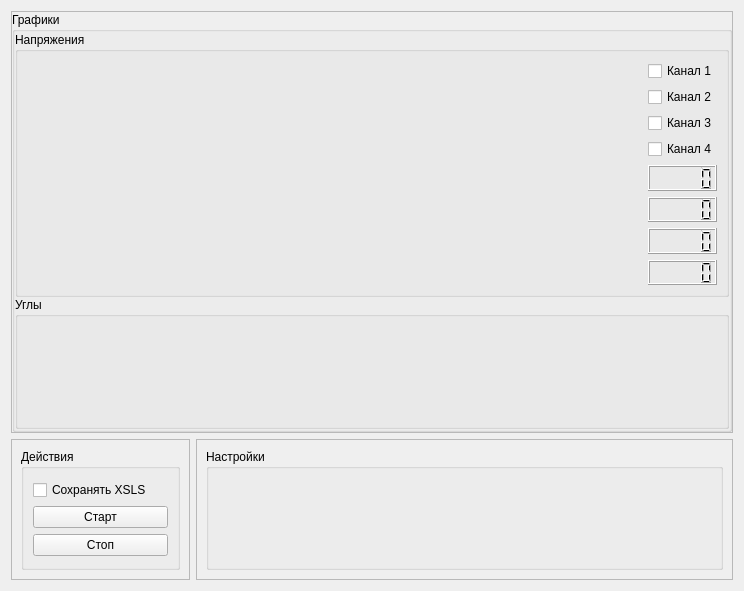
First picture: the form in differenseanglvolt.ui, repository zaitseu1994/EurosensConfig, before the edit.
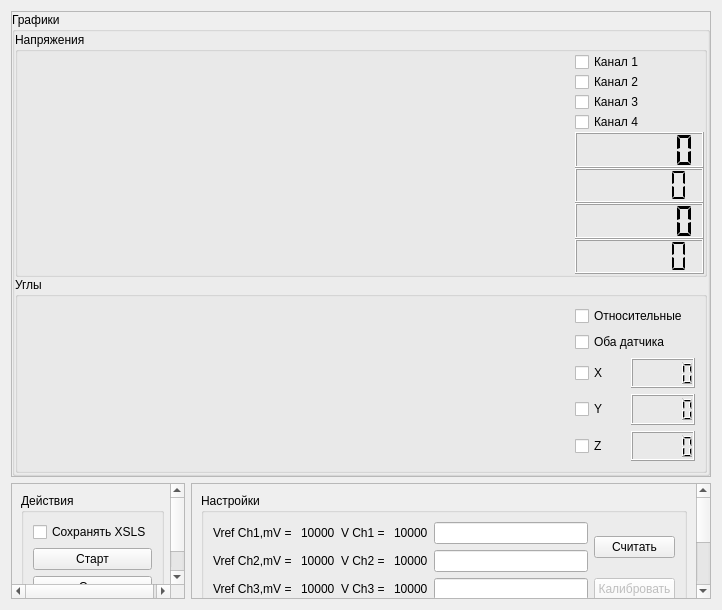
Second picture: the form after the edit. Icons and pictures are not drawn. Custom widgets are drawn as their Qt base class.

The edit to the form file:
```diff
--- a/differenseanglvolt.ui
+++ b/differenseanglvolt.ui
@@ -6,14 +6,18 @@
    <rect>
     <x>0</x>
     <y>0</y>
-    <width>744</width>
-    <height>591</height>
+    <width>722</width>
+    <height>610</height>
    </rect>
   </property>
   <property name="windowTitle">
    <string>Form</string>
   </property>
-  <layout class="QGridLayout" name="gridLayout_4" rowstretch="3,1">
+  <property name="windowIcon">
+   <iconset resource="res.qrc">
+    <normaloff>:/PNG/images/Logo3.PNG</normaloff>:/PNG/images/Logo3.PNG</iconset>
+  </property>
+  <layout class="QGridLayout" name="gridLayout_4" rowstretch="4,1">
    <item row="0" column="0">
     <widget class="QScrollArea" name="scrollArea">
      <property name="widgetResizable">
@@ -24,8 +28,8 @@
        <rect>
         <x>0</x>
         <y>0</y>
-        <width>724</width>
-        <height>423</height>
+        <width>702</width>
+        <height>467</height>
        </rect>
       </property>
       <layout class="QGridLayout" name="gridLayout_3">
@@ -49,7 +53,7 @@
          <property name="title">
           <string>Графики</string>
          </property>
-         <layout class="QGridLayout" name="gridLayout_7" rowstretch="2,1">
+         <layout class="QGridLayout" name="gridLayout_7" rowstretch="5,4">
           <property name="leftMargin">
            <number>0</number>
           </property>
@@ -65,12 +69,12 @@
           <property name="spacing">
            <number>0</number>
           </property>
-          <item row="1" column="0">
-           <widget class="QGroupBox" name="groupBox_angls">
+          <item row="0" column="0">
+           <widget class="QGroupBox" name="groupBox_volts">
             <property name="title">
-             <string>Углы</string>
+             <string>Напряжения</string>
             </property>
-            <layout class="QGridLayout" name="gridLayout_6">
+            <layout class="QGridLayout" name="gridLayout_5">
              <property name="leftMargin">
               <number>0</number>
              </property>
@@ -87,19 +91,7 @@
               <number>0</number>
              </property>
              <item row="0" column="0">
-              <widget class="QCustomPlot" name="graph_angls" native="true"/>
-             </item>
-            </layout>
-           </widget>
-          </item>
-          <item row="0" column="0">
-           <widget class="QGroupBox" name="groupBox_volts">
-            <property name="title">
-             <string>Напряжения</string>
-            </property>
-            <layout class="QGridLayout" name="gridLayout_5">
-             <item row="0" column="0">
-              <layout class="QHBoxLayout" name="horizontalLayout_2" stretch="10,1">
+              <layout class="QHBoxLayout" name="horizontalLayout_2" stretch="13,3">
                <item>
                 <widget class="QCustomPlot" name="graph_volts" native="true"/>
                </item>
@@ -134,16 +126,123 @@
                   </widget>
                  </item>
                  <item>
-                  <widget class="QLCDNumber" name="lcd_ch1"/>
+                  <widget class="QLCDNumber" name="lcd_ch1">
+                   <property name="digitCount">
+                    <number>6</number>
+                   </property>
+                   <property name="mode">
+                    <enum>QLCDNumber::Dec</enum>
+                   </property>
+                   <property name="segmentStyle">
+                    <enum>QLCDNumber::Flat</enum>
+                   </property>
+                  </widget>
                  </item>
                  <item>
-                  <widget class="QLCDNumber" name="lcd_ch2"/>
+                  <widget class="QLCDNumber" name="lcd_ch2">
+                   <property name="digitCount">
+                    <number>6</number>
+                   </property>
+                   <property name="segmentStyle">
+                    <enum>QLCDNumber::Flat</enum>
+                   </property>
+                  </widget>
                  </item>
                  <item>
-                  <widget class="QLCDNumber" name="lcd_ch3"/>
+                  <widget class="QLCDNumber" name="lcd_ch3">
+                   <property name="digitCount">
+                    <number>6</number>
+                   </property>
+                   <property name="segmentStyle">
+                    <enum>QLCDNumber::Flat</enum>
+                   </property>
+                  </widget>
                  </item>
                  <item>
-                  <widget class="QLCDNumber" name="lcd_ch4"/>
+                  <widget class="QLCDNumber" name="lcd_ch4">
+                   <property name="digitCount">
+                    <number>6</number>
+                   </property>
+                   <property name="segmentStyle">
+                    <enum>QLCDNumber::Flat</enum>
+                   </property>
+                  </widget>
+                 </item>
+                </layout>
+               </item>
+              </layout>
+             </item>
+            </layout>
+           </widget>
+          </item>
+          <item row="1" column="0">
+           <widget class="QGroupBox" name="groupBox_angls">
+            <property name="title">
+             <string>Углы</string>
+            </property>
+            <layout class="QGridLayout" name="gridLayout_6">
+             <item row="0" column="0">
+              <layout class="QHBoxLayout" name="horizontalLayout_6" stretch="9,2">
+               <item>
+                <widget class="QCustomPlot" name="graph_angls" native="true"/>
+               </item>
+               <item>
+                <layout class="QVBoxLayout" name="verticalLayout_3">
+                 <item>
+                  <widget class="QCheckBox" name="check_refers">
+                   <property name="text">
+                    <string>Относительные</string>
+                   </property>
+                  </widget>
+                 </item>
+                 <item>
+                  <widget class="QCheckBox" name="check_above">
+                   <property name="text">
+                    <string>Оба датчика</string>
+                   </property>
+                  </widget>
+                 </item>
+                 <item>
+                  <layout class="QHBoxLayout" name="horizontalLayout_3">
+                   <item>
+                    <widget class="QCheckBox" name="check_X">
+                     <property name="text">
+                      <string>X</string>
+                     </property>
+                    </widget>
+                   </item>
+                   <item>
+                    <widget class="QLCDNumber" name="lcd_X"/>
+                   </item>
+                  </layout>
+                 </item>
+                 <item>
+                  <layout class="QHBoxLayout" name="horizontalLayout_4">
+                   <item>
+                    <widget class="QCheckBox" name="check_Y">
+                     <property name="text">
+                      <string>Y</string>
+                     </property>
+                    </widget>
+                   </item>
+                   <item>
+                    <widget class="QLCDNumber" name="lcd_Y"/>
+                   </item>
+                  </layout>
+                 </item>
+                 <item>
+                  <layout class="QHBoxLayout" name="horizontalLayout_5">
+                   <item>
+                    <widget class="QCheckBox" name="check_Z">
+                     <property name="text">
+                      <string>Z</string>
+                     </property>
+                    </widget>
+                   </item>
+                   <item>
+                    <widget class="QLCDNumber" name="lcd_Z"/>
+                   </item>
+                  </layout>
                  </item>
                 </layout>
                </item>
@@ -171,8 +270,8 @@
          <rect>
           <x>0</x>
           <y>0</y>
-          <width>178</width>
-          <height>138</height>
+          <width>158</width>
+          <height>133</height>
          </rect>
         </property>
         <layout class="QGridLayout" name="gridLayout">
@@ -224,8 +323,8 @@
          <rect>
           <x>0</x>
           <y>0</y>
-          <width>536</width>
-          <height>138</height>
+          <width>506</width>
+          <height>232</height>
          </rect>
         </property>
         <layout class="QGridLayout" name="gridLayout_2">
@@ -234,6 +333,227 @@
            <property name="title">
             <string>Настройки</string>
            </property>
+           <layout class="QGridLayout" name="gridLayout_9">
+            <item row="0" column="0">
+             <layout class="QHBoxLayout" name="horizontalLayout_7">
+              <item>
+               <widget class="QLabel" name="label">
+                <property name="text">
+                 <string>Vref Ch1,mV = </string>
+                </property>
+               </widget>
+              </item>
+              <item>
+               <widget class="QLabel" name="lab_ch1_vref">
+                <property name="text">
+                 <string>10000</string>
+                </property>
+               </widget>
+              </item>
+              <item>
+               <widget class="QLabel" name="label_5">
+                <property name="text">
+                 <string>V Ch1 = </string>
+                </property>
+               </widget>
+              </item>
+              <item>
+               <widget class="QLabel" name="lab_ch1_v">
+                <property name="text">
+                 <string>10000</string>
+                </property>
+               </widget>
+              </item>
+              <item>
+               <widget class="QLineEdit" name="lin_vref_ch1"/>
+              </item>
+             </layout>
+            </item>
+            <item row="0" column="1" rowspan="2">
+             <widget class="QPushButton" name="but_readCalibration">
+              <property name="text">
+               <string>Считать</string>
+              </property>
+             </widget>
+            </item>
+            <item row="1" column="0">
+             <layout class="QHBoxLayout" name="horizontalLayout_8">
+              <item>
+               <widget class="QLabel" name="label_2">
+                <property name="text">
+                 <string>Vref Ch2,mV = </string>
+                </property>
+               </widget>
+              </item>
+              <item>
+               <widget class="QLabel" name="lab_ch2_vref">
+                <property name="text">
+                 <string>10000</string>
+                </property>
+               </widget>
+              </item>
+              <item>
+               <widget class="QLabel" name="label_6">
+                <property name="text">
+                 <string>V Ch2 = </string>
+                </property>
+               </widget>
+              </item>
+              <item>
+               <widget class="QLabel" name="lab_ch2_v">
+                <property name="text">
+                 <string>10000</string>
+                </property>
+               </widget>
+              </item>
+              <item>
+               <widget class="QLineEdit" name="lin_vref_ch2"/>
+              </item>
+             </layout>
+            </item>
+            <item row="2" column="0">
+             <layout class="QHBoxLayout" name="horizontalLayout_9">
+              <item>
+               <widget class="QLabel" name="label_3">
+                <property name="text">
+                 <string>Vref Ch3,mV = </string>
+                </property>
+               </widget>
+              </item>
+              <item>
+               <widget class="QLabel" name="lab_ch3_vref">
+                <property name="text">
+                 <string>10000</string>
+                </property>
+               </widget>
+              </item>
+              <item>
+               <widget class="QLabel" name="label_7">
+                <property name="text">
+                 <string>V Ch3 = </string>
+                </property>
+               </widget>
+              </item>
+              <item>
+               <widget class="QLabel" name="lab_ch3_v">
+                <property name="text">
+                 <string>10000</string>
+                </property>
+               </widget>
+              </item>
+              <item>
+               <widget class="QLineEdit" name="lin_vref_ch3"/>
+              </item>
+             </layout>
+            </item>
+            <item row="2" column="1" rowspan="2">
+             <widget class="QPushButton" name="but_sendCalibration">
+              <property name="enabled">
+               <bool>false</bool>
+              </property>
+              <property name="text">
+               <string>Калибровать
+и установить
+адреса</string>
+              </property>
+             </widget>
+            </item>
+            <item row="3" column="0">
+             <layout class="QHBoxLayout" name="horizontalLayout_10">
+              <item>
+               <widget class="QLabel" name="label_4">
+                <property name="text">
+                 <string>Vref Ch4,mV = </string>
+                </property>
+               </widget>
+              </item>
+              <item>
+               <widget class="QLabel" name="lab_ch4_vref">
+                <property name="text">
+                 <string>10000</string>
+                </property>
+               </widget>
+              </item>
+              <item>
+               <widget class="QLabel" name="label_8">
+                <property name="text">
+                 <string>V Ch4 = </string>
+                </property>
+               </widget>
+              </item>
+              <item>
+               <widget class="QLabel" name="lab_ch4_v">
+                <property name="text">
+                 <string>10000</string>
+                </property>
+               </widget>
+              </item>
+              <item>
+               <widget class="QLineEdit" name="lin_vref_ch4"/>
+              </item>
+             </layout>
+            </item>
+            <item row="4" column="0">
+             <layout class="QHBoxLayout" name="horizontalLayout_11">
+              <item>
+               <widget class="QLabel" name="label_9">
+                <property name="text">
+                 <string>Address degree sensor 1</string>
+                </property>
+               </widget>
+              </item>
+              <item>
+               <widget class="QLabel" name="lab_adr_angl1">
+                <property name="text">
+                 <string>1</string>
+                </property>
+               </widget>
+              </item>
+              <item>
+               <widget class="QLineEdit" name="lin_adr_angl1"/>
+              </item>
+             </layout>
+            </item>
+            <item row="5" column="0">
+             <layout class="QHBoxLayout" name="horizontalLayout_12">
+              <item>
+               <widget class="QLabel" name="label_10">
+                <property name="text">
+                 <string>Address degree sensor 2</string>
+                </property>
+               </widget>
+              </item>
+              <item>
+               <widget class="QLabel" name="lab_adr_angl2">
+                <property name="text">
+                 <string>2</string>
+                </property>
+               </widget>
+              </item>
+              <item>
+               <widget class="QLineEdit" name="lin_adr_angl2"/>
+              </item>
+             </layout>
+            </item>
+            <item row="5" column="1">
+             <widget class="QPushButton" name="but_save">
+              <property name="enabled">
+               <bool>false</bool>
+              </property>
+              <property name="font">
+               <font>
+                <family>Arial</family>
+                <weight>75</weight>
+                <italic>true</italic>
+                <bold>true</bold>
+               </font>
+              </property>
+              <property name="text">
+               <string>Сохранить</string>
+              </property>
+             </widget>
+            </item>
+           </layout>
           </widget>
          </item>
         </layout>
```
Left out of the diff: 6 changed lines with no effect on the pictures.
